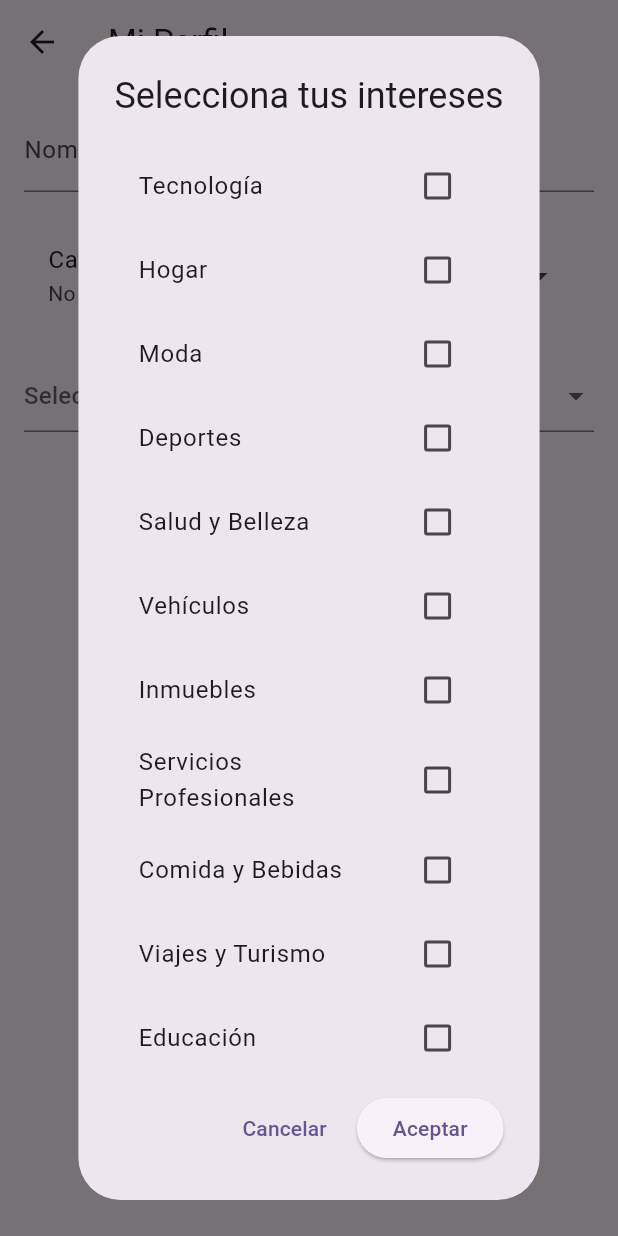
After one commit to raimundoosf/ProyectoTallerSoftware, a Flutter app: the ProfileScreen screen opened directly, after a tap on the "edit" icon, after a tap on "Categorías de Interés", on a phone screen of 412 x 824 dp. The commit adds this screen. Run offline on Flutter 3.47's test engine with Material 3 defaults, Android fonts, the phone set to English and light mode, and no system bars; our stand-ins replace cloud_firestore, firebase_auth, firebase_core; accounts and stored records are empty.

Commit message:
Add Firebase dependencies and implement profile management features
- Updated build.gradle.kts to include Firebase BOM and authentication dependencies.
- Enhanced home_screen.dart with navigation to profile screen and improved logout handling.
- Replaced profile_creation_screen.dart with profile_screen.dart for user profile management.
- Updated register_screen.dart to navigate to the new profile screen after registration.
- Added cloud_firestore and image_picker dependencies in pubspec.yaml.

```diff
--- /dev/null
+++ b/lib/profile_screen.dart
@@ -0,0 +1,296 @@
+import 'package:flutter/material.dart';
+import 'package:firebase_auth/firebase_auth.dart';
+import 'package:cloud_firestore/cloud_firestore.dart';
+
+class ProfileScreen extends StatefulWidget {
+  const ProfileScreen({super.key});
+
+  @override
+  State<ProfileScreen> createState() => _ProfileScreenState();
+}
+
+class _ProfileScreenState extends State<ProfileScreen> {
+  final _formKey = GlobalKey<FormState>();
+  bool _isEditing = false;
+  String _name = '';
+  List<String> _interests = [];
+  String? _location;
+
+  final _nameController = TextEditingController();
+
+  User? get _currentUser => FirebaseAuth.instance.currentUser;
+
+  final List<String> _allInterests = [
+    'Tecnología',
+    'Hogar',
+    'Moda',
+    'Deportes',
+    'Salud y Belleza',
+    'Vehículos',
+    'Inmuebles',
+    'Servicios Profesionales',
+    'Comida y Bebidas',
+    'Viajes y Turismo',
+    'Educación',
+    'Entretenimiento',
+  ];
+
+  final List<String> _allRegions = [
+    'Arica y Parinacota',
+    'Tarapacá',
+    'Antofagasta',
+    'Atacama',
+    'Coquimbo',
+    'Valparaíso',
+    'Metropolitana de Santiago',
+    'O\'Higgins',
+    'Maule',
+    'Ñuble',
+    'Biobío',
+    'La Araucanía',
+    'Los Ríos',
+    'Los Lagos',
+    'Aysén',
+    'Magallanes y de la Antártica Chilena',
+  ];
+
+  @override
+  void initState() {
+    super.initState();
+    _fetchUserData();
+  }
+
+  Future<void> _fetchUserData() async {
+    if (_currentUser == null) return;
+
+    final userDoc = await FirebaseFirestore.instance
+        .collection('users')
+        .doc(_currentUser!.uid)
+        .get();
+
+    if (userDoc.exists) {
+      final data = userDoc.data()!;
+      setState(() {
+        _name = data['name'] ?? '';
+
+        // Handle legacy string interests and new list interests
+        final interestsData = data['interests'];
+        if (interestsData is String) {
+          _interests = interestsData
+              .split(',')
+              .map((e) => e.trim())
+              .where((e) => e.isNotEmpty)
+              .toList();
+        } else if (interestsData is List) {
+          _interests = List<String>.from(interestsData);
+        } else {
+          _interests = [];
+        }
+
+        final String? currentLocation = data['location'];
+        if (currentLocation != null && _allRegions.contains(currentLocation)) {
+          _location = currentLocation;
+        } else {
+          _location = null; // Set to null if not in the list
+        }
+
+        _nameController.text = _name;
+      });
+    } else {
+      setState(() {
+        _isEditing = true;
+      });
+    }
+  }
+
+  Future<void> _saveProfile() async {
+    if (!_formKey.currentState!.validate()) {
+      return;
+    }
+    if (_currentUser == null) return;
+
+    try {
+      await FirebaseFirestore.instance
+          .collection('users')
+          .doc(_currentUser!.uid)
+          .set({
+            'name': _nameController.text,
+            'interests': _interests,
+            'location': _location,
+          }, SetOptions(merge: true));
+
+      setState(() {
+        _name = _nameController.text;
+        _isEditing = false;
+      });
+
+      if (!mounted) return;
+      ScaffoldMessenger.of(context).showSnackBar(
+        const SnackBar(content: Text('Perfil actualizado con éxito')),
+      );
+    } catch (e) {
+      if (!mounted) return;
+      ScaffoldMessenger.of(
+        context,
+      ).showSnackBar(SnackBar(content: Text('Error al guardar el perfil: $e')));
+    }
+  }
+
+  void _showInterestsDialog() {
+    final tempSelectedInterests = List<String>.from(_interests);
+    showDialog(
+      context: context,
+      builder: (context) {
+        return AlertDialog(
+          title: const Text('Selecciona tus intereses'),
+          content: StatefulBuilder(
+            builder: (BuildContext context, StateSetter setState) {
+              return SingleChildScrollView(
+                child: Column(
+                  mainAxisSize: MainAxisSize.min,
+                  children: _allInterests.map((interest) {
+                    return CheckboxListTile(
+                      title: Text(interest),
+                      value: tempSelectedInterests.contains(interest),
+                      onChanged: (bool? value) {
+                        setState(() {
+                          if (value == true) {
+                            tempSelectedInterests.add(interest);
+                          } else {
+                            tempSelectedInterests.remove(interest);
+                          }
+                        });
+                      },
+                    );
+                  }).toList(),
+                ),
+              );
+            },
+          ),
+          actions: [
+            TextButton(
+              onPressed: () => Navigator.of(context).pop(),
+              child: const Text('Cancelar'),
+            ),
+            ElevatedButton(
+              onPressed: () {
+                setState(() {
+                  _interests = tempSelectedInterests;
+                });
+                Navigator.of(context).pop();
+              },
+              child: const Text('Aceptar'),
+            ),
+          ],
+        );
+      },
+    );
+  }
+
+  @override
+  Widget build(BuildContext context) {
+    return Scaffold(
+      appBar: AppBar(
+        title: const Text('Mi Perfil'),
+        actions: [
+          if (!_isEditing)
+            IconButton(
+              icon: const Icon(Icons.edit),
+              onPressed: () => setState(() => _isEditing = true),
+            ),
+        ],
+      ),
+      body: _currentUser == null
+          ? const Center(child: Text('No has iniciado sesión.'))
+          : Padding(
+              padding: const EdgeInsets.all(16.0),
+              child: _isEditing ? _buildEditForm() : _buildProfileView(),
+            ),
+    );
+  }
+
+  Widget _buildProfileView() {
+    return Column(
+      crossAxisAlignment: CrossAxisAlignment.start,
+      children: [
+        Text('Nombre: $_name', style: const TextStyle(fontSize: 18)),
+        const SizedBox(height: 8),
+        Text(
+          'Categorías de Interés: ${_interests.join(', ')}',
+          style: const TextStyle(fontSize: 18),
+        ),
+        const SizedBox(height: 8),
+        Text(
+          'Ubicación: ${_location ?? 'No especificada'}',
+          style: const TextStyle(fontSize: 18),
+        ),
+      ],
+    );
+  }
+
+  Widget _buildEditForm() {
+    return Form(
+      key: _formKey,
+      child: Column(
+        children: [
+          TextFormField(
+            controller: _nameController,
+            decoration: const InputDecoration(labelText: 'Nombre'),
+            validator: (value) {
+              if (value == null || value.isEmpty) {
+                return 'El nombre es obligatorio';
+              }
+              return null;
+            },
+          ),
+          const SizedBox(height: 20),
+          ListTile(
+            title: const Text('Categorías de Interés'),
+            subtitle: Text(
+              _interests.isEmpty ? 'No seleccionadas' : _interests.join(', '),
+            ),
+            trailing: const Icon(Icons.arrow_drop_down),
+            onTap: _showInterestsDialog,
+          ),
+          const SizedBox(height: 20),
+          DropdownButtonFormField<String>(
+            value: _location,
+            hint: const Text('Selecciona tu ubicación'),
+            isExpanded: true,
+            items: _allRegions.map((String region) {
+              return DropdownMenuItem<String>(
+                value: region,
+                child: Text(region),
+              );
+            }).toList(),
+            onChanged: (String? newValue) {
+              setState(() {
+                _location = newValue;
+              });
+            },
+            validator: (value) => value == null ? 'Campo requerido' : null,
+          ),
+          const SizedBox(height: 20),
+          Row(
+            mainAxisAlignment: MainAxisAlignment.spaceEvenly,
+            children: [
+              ElevatedButton(
+                onPressed: _saveProfile,
+                child: const Text('Guardar Cambios'),
+              ),
+              TextButton(
+                onPressed: () {
+                  setState(() {
+                    _isEditing = false;
+                    _fetchUserData(); // Re-fetch to discard changes
+                  });
+                },
+                child: const Text('Cancelar'),
+              ),
+            ],
+          ),
+        ],
+      ),
+    );
+  }
+}
--- a/pubspec.yaml
+++ b/pubspec.yaml
@@ -36,6 +36,8 @@ dependencies:
   cupertino_icons: ^1.0.8
   firebase_core: ^4.2.1
   firebase_auth: ^6.1.2
+  cloud_firestore: ^6.1.0
+  image_picker: ^1.2.0
 
 dev_dependencies:
   flutter_test:
```
Also changed, not shown: lib/home_screen.dart (+15 -0 lines), lib/login_screen.dart (+13 -7 lines), lib/profile_creation_screen.dart (deleted, +0 -13 lines), lib/register_screen.dart (+5 -6 lines), pubspec.lock, 2 other files.
